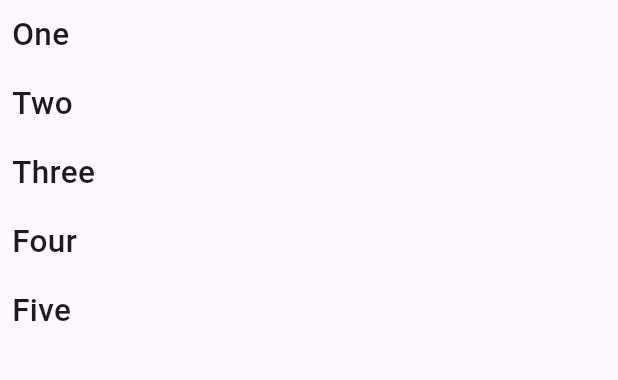
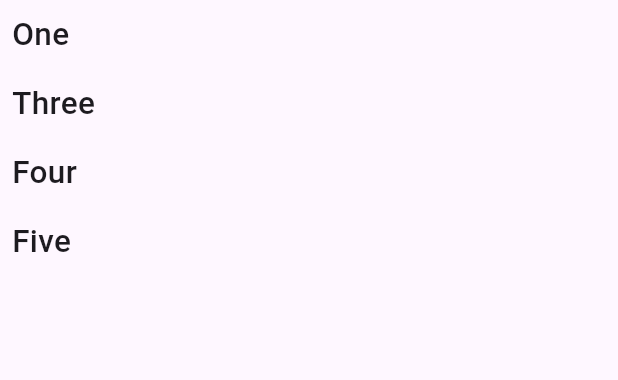
Before and after one commit to manob21/firstFlutter, a Flutter app: the screen it shows after launch, on a phone screen of 412 x 824 dp, the part 84-464 px from its top. Run offline on Flutter 3.47's test engine with Material 3 defaults, Android fonts, the phone set to English and light mode, and no system bars.

Commit message:
main file modidied

```diff
--- a/lib/main.dart
+++ b/lib/main.dart
@@ -50,10 +50,6 @@ class _MyHomePageState extends State<MyHomePage> {
               ),
               Padding(
                 padding: const EdgeInsets.all(8.0),
-                child: Text('Two', style: TextStyle(fontSize: 21, fontWeight: FontWeight.w500)),
-              ),
-              Padding(
-                padding: const EdgeInsets.all(8.0),
                 child: Text('Three', style: TextStyle(fontSize: 21, fontWeight: FontWeight.w500)),
               ),
               Padding(
```
